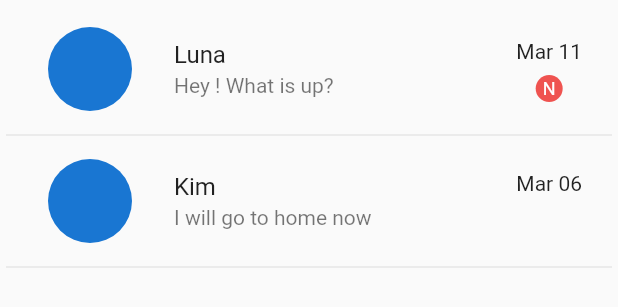
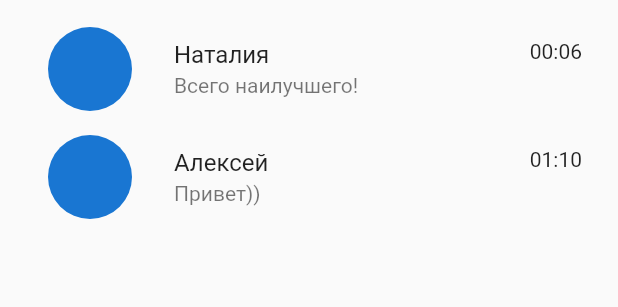
Before and after one commit to Dragonite24/Underground_mskHack, a Flutter app: the ChatList widget shown alone on an empty page, opened directly, on a phone screen of 412 x 824 dp. Shown: the top 307 px of the screen. Run offline on Flutter 3.47's test engine with Material 2 defaults, Android fonts, the light colour scheme and no system bars; our stand-ins replace cached_network_image, flutter_svg, flutter_tindercard, font_awesome_flutter, photo_view; missing offline and left inert: dart:ffi, scrolling_page_indicator; network calls fail.

Commit message:
full profile menu items/ create chat

```diff
--- a/frontend/lib/http.dart
+++ b/frontend/lib/http.dart
@@ -32,7 +32,7 @@ class Http {
   }
 
   Future<bool> register2(String name, id, email) async {
-    var body = json.encoder.convert({});
+    var body = json.encoder.convert({"FIO": name, "email": email, "user": id});
     final response = await http.post(
       Uri.http(url, "/api/individ/new"),
       body: body,
--- /dev/null
+++ b/frontend/lib/models/chat/chatList.dart
@@ -0,0 +1,44 @@
+import 'package:Underground/pages/chat/chatroom.dart';
+import 'package:flutter/material.dart';
+
+class ChatModelList extends StatefulWidget {
+  final String title;
+  final String subtitle;
+  final String date;
+
+  ChatModelList(this.title, this.subtitle, this.date);
+
+  @override
+  _ChatModelListState createState() => _ChatModelListState();
+}
+
+class _ChatModelListState extends State<ChatModelList> {
+  @override
+  Widget build(BuildContext context) {
+    return ListTile(
+      leading: ClipRRect(
+        borderRadius: BorderRadius.circular(15.0),
+        child: CircleAvatar(radius: 40),
+      ),
+      title: Text(widget.title),
+      subtitle: Text(widget.subtitle),
+      trailing: Padding(
+        padding: const EdgeInsets.fromLTRB(4, 8, 4, 4),
+        child: Column(
+          children: <Widget>[
+            Text(widget.date),
+          ],
+        ),
+      ),
+      onTap: () => Navigator.push(
+        context,
+        MaterialPageRoute(
+            builder: (context) => ChatRoom(
+                  'Kim',
+                  'Female / 32km / 5h',
+                  'Lately my hobbies include weightlifting and tinkering with music (no, I will not call myself a DJ). If you want to know more, just ask.',
+                )),
+      ),
+    );
+  }
+}
--- a/frontend/lib/pages/chat/chatlist.dart
+++ b/frontend/lib/pages/chat/chatlist.dart
@@ -1,3 +1,4 @@
+import 'package:Underground/models/chat/chatList.dart';
 import 'package:cached_network_image/cached_network_image.dart';
 import 'package:flutter/material.dart';
 
@@ -19,69 +20,8 @@ class _ChatList extends State<ChatList>
       shrinkWrap: true,
       padding: const EdgeInsets.fromLTRB(4.0, 10, 4, 10),
       children: <Widget>[
-        ListTile(
-          leading: ClipRRect(
-            borderRadius: BorderRadius.circular(15.0),
-            child: CircleAvatar(radius: 40),
-          ),
-          title: Text('Luna'),
-          subtitle: Text('Hey ! What is up?'),
-          trailing: Padding(
-            padding: const EdgeInsets.fromLTRB(4, 8, 4, 4),
-            child: Column(
-              children: <Widget>[
-                Text('Mar 11'),
-                Padding(
-                    padding: const EdgeInsets.fromLTRB(0, 8, 0, 0),
-                    child: CircleAvatar(
-                      radius: 9,
-                      child: Text(
-                        'N',
-                        style: TextStyle(fontSize: 12),
-                      ),
-                      backgroundColor: Colors.red[400],
-                      foregroundColor: Colors.white,
-                    )),
-              ],
-            ),
-          ),
-          onTap: () => Navigator.push(
-            context,
-            MaterialPageRoute(
-                builder: (context) => ChatRoom(
-                      'Luna',
-                      'Female / 5km / 44m',
-                      'I bring a lot of energy to what I do and always have some leftover to get into trouble on the weekends at my fav. local bar. (If you play your cards right, maybe we can meet there.)',
-                    )),
-          ),
-        ),
-        Divider(),
-        ListTile(
-          leading: ClipRRect(
-            borderRadius: BorderRadius.circular(15.0),
-            child: CircleAvatar(radius: 40),
-          ),
-          title: Text('Kim'),
-          subtitle: Text('I will go to home now'),
-          trailing: Padding(
-            padding: const EdgeInsets.fromLTRB(4, 8, 4, 4),
-            child: Column(
-              children: <Widget>[
-                Text('Mar 06'),
-              ],
-            ),
-          ),
-          onTap: () => Navigator.push(
-            context,
-            MaterialPageRoute(
-                builder: (context) => ChatRoom(
-                      'Kim',
-                      'Female / 32km / 5h',
-                      'Lately my hobbies include weightlifting and tinkering with music (no, I will not call myself a DJ). If you want to know more, just ask.',
-                    )),
-          ),
-        ),
-        Divider(),
+        ChatModelList('Наталия', 'Всего наилучшего!', '00:06'),
+        ChatModelList('Алексей', 'Привет))', '01:10'),
       ],
     );
   }
--- a/frontend/lib/pages/chat/chatroom.dart
+++ b/frontend/lib/pages/chat/chatroom.dart
@@ -74,6 +74,7 @@ class _ChatRoom extends State<ChatRoom> {
                   padding: const EdgeInsets.all(8.0),
                   child: GestureDetector(
                     onTap: () {
+                      // todo : доделать
                       // Navigator.push(
                       //   context,
                       //   MaterialPageRoute(
--- a/frontend/lib/pages/profile/menuItems/projects.dart
+++ b/frontend/lib/pages/profile/menuItems/projects.dart
@@ -13,8 +13,7 @@ class _ProjectState extends State<Project> {
   @override
   Widget build(BuildContext context) {
     return Container(
-      child: SingleChildScrollView(
-          child: SafeArea(
+      child: SafeArea(
         child: Container(
           child: Column(
             crossAxisAlignment: CrossAxisAlignment.center,
@@ -33,7 +32,7 @@ class _ProjectState extends State<Project> {
             ],
           ),
         ),
-      )),
+      ),
     );
   }
 
--- a/frontend/lib/pages/profile/menuItems/resume.dart
+++ b/frontend/lib/pages/profile/menuItems/resume.dart
@@ -22,7 +22,6 @@ class _ResumeState extends State<Resume> {
   @override
   Widget build(BuildContext context) {
     return Container(
-      child: SingleChildScrollView(
       child: SafeArea(
         child: Container(
           padding: EdgeInsets.all(20),
@@ -68,7 +67,6 @@ class _ResumeState extends State<Resume> {
           ),
         ),
       ),
-      ),
     );
   }
 }
```
Also changed, not shown: frontend/lib/pages/cards/searchmain.dart (+8 -1 lines), frontend/lib/pages/profile/menuItems/points.dart (+47 -3 lines), frontend/lib/pages/profile/profileDate.dart (+10 -10 lines). Lines whose indentation alone changed are shown as unchanged.
